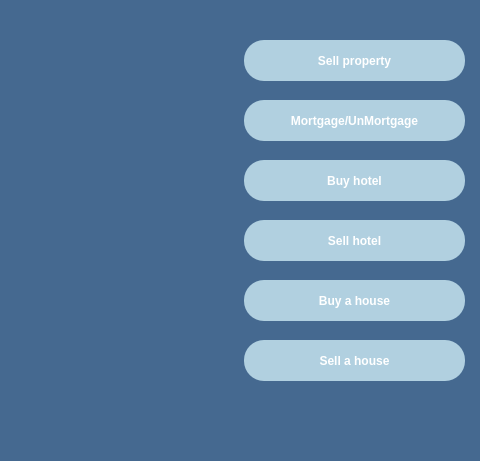
The window that Monopoly/my_properties.ui (shaahinfaezi/Monopoly) describes before a commit, drawn with Qt 5; both pictures show x 416 to 896 and y 0 to 461 of the 896 by 865 pixel window.
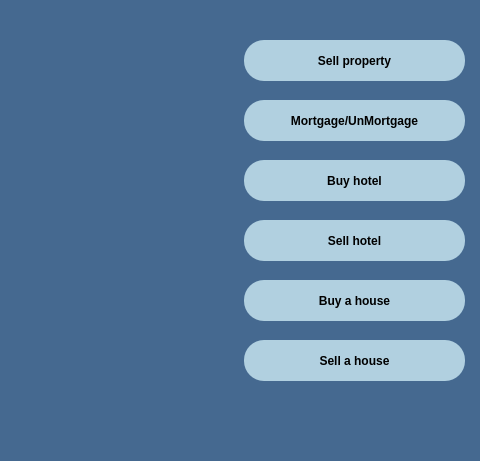
The same window after the commit.

What changed in the file:
```diff
--- a/Monopoly/my_properties.ui
+++ b/Monopoly/my_properties.ui
@@ -33,8 +33,8 @@
     </font>
    </property>
    <property name="styleSheet">
-    <string notr="true">color: rgb(255, 255, 255);
-background-color: qlineargradient(x1: 0, y1: 0, x2: 0, y2: 1, stop: 0 rgb(177, 208, 224), stop: 1 rgb(177, 208, 224));
+    <string notr="true">background-color: qlineargradient(x1: 0, y1: 0, x2: 0, y2: 1, stop: 0 rgb(177, 208, 224), stop: 1 rgb(177, 208, 224));
+color: rgb(0, 0, 0);
 border-style: solid;
 border:none;
 border-width: 5px;
@@ -60,8 +60,8 @@
     </font>
    </property>
    <property name="styleSheet">
-    <string notr="true">color: rgb(255, 255, 255);
-background-color: qlineargradient(x1: 0, y1: 0, x2: 0, y2: 1, stop: 0 rgb(177, 208, 224), stop: 1 rgb(177, 208, 224));
+    <string notr="true">background-color: qlineargradient(x1: 0, y1: 0, x2: 0, y2: 1, stop: 0 rgb(177, 208, 224), stop: 1 rgb(177, 208, 224));
+color: rgb(0, 0, 0);
 border-style: solid;
 border:none;
 border-width: 5px;
@@ -87,7 +87,7 @@
     </font>
    </property>
    <property name="styleSheet">
-    <string notr="true">color: rgb(255, 255, 255);
+    <string notr="true">color: rgb(0, 0, 0);
 background-color: qlineargradient(x1: 0, y1: 0, x2: 0, y2: 1, stop: 0 rgb(177, 208, 224), stop: 1 rgb(177, 208, 224));
 border-style: solid;
 border:none;
@@ -114,8 +114,8 @@
     </font>
    </property>
    <property name="styleSheet">
-    <string notr="true">color: rgb(255, 255, 255);
-background-color: qlineargradient(x1: 0, y1: 0, x2: 0, y2: 1, stop: 0 rgb(177, 208, 224), stop: 1 rgb(177, 208, 224));
+    <string notr="true">background-color: qlineargradient(x1: 0, y1: 0, x2: 0, y2: 1, stop: 0 rgb(177, 208, 224), stop: 1 rgb(177, 208, 224));
+color: rgb(0, 0, 0);
 border-style: solid;
 border:none;
 border-width: 5px;
@@ -141,8 +141,8 @@
     </font>
    </property>
    <property name="styleSheet">
-    <string notr="true">color: rgb(255, 255, 255);
-background-color: qlineargradient(x1: 0, y1: 0, x2: 0, y2: 1, stop: 0 rgb(177, 208, 224), stop: 1 rgb(177, 208, 224));
+    <string notr="true">background-color: qlineargradient(x1: 0, y1: 0, x2: 0, y2: 1, stop: 0 rgb(177, 208, 224), stop: 1 rgb(177, 208, 224));
+color: rgb(0, 0, 0);
 border-style: solid;
 border:none;
 border-width: 5px;
@@ -168,8 +168,8 @@
     </font>
    </property>
    <property name="styleSheet">
-    <string notr="true">color: rgb(255, 255, 255);
-background-color: qlineargradient(x1: 0, y1: 0, x2: 0, y2: 1, stop: 0 rgb(177, 208, 224), stop: 1 rgb(177, 208, 224));
+    <string notr="true">background-color: qlineargradient(x1: 0, y1: 0, x2: 0, y2: 1, stop: 0 rgb(177, 208, 224), stop: 1 rgb(177, 208, 224));
+color: rgb(0, 0, 0);
 border-style: solid;
 border:none;
 border-width: 5px;
```
